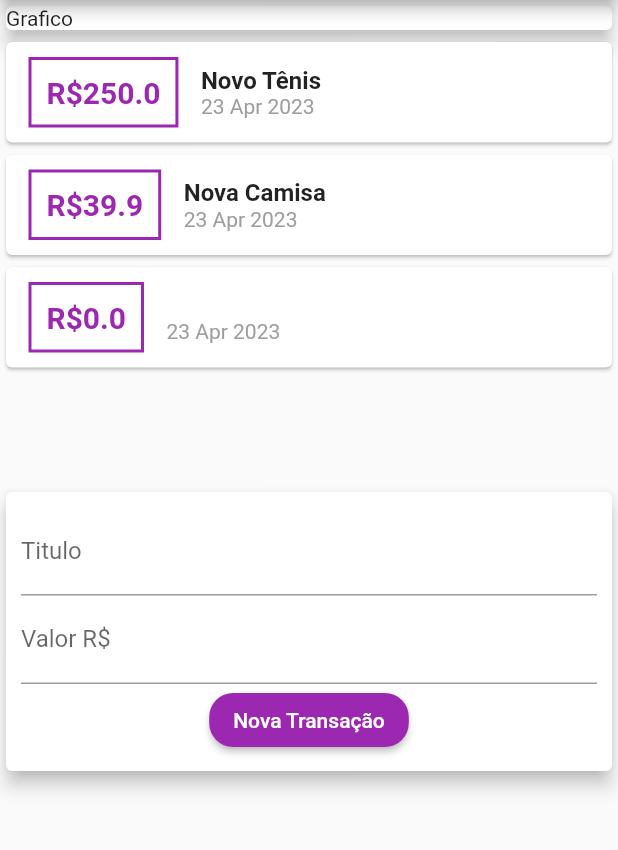
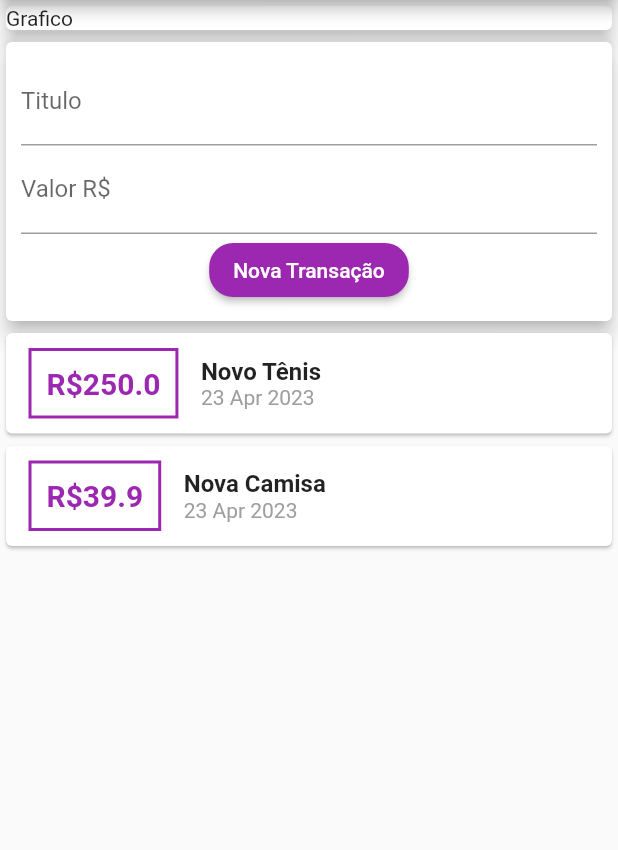
Before and after one commit to Marvingms7/projeto_despesas_pessoais, a Flutter app: the screen it shows after launch, after a tap on "Nova Transação", on a phone screen of 412 x 824 dp, the part 84-934 px from its top. Run offline on Flutter 3.47's test engine with Material 2 defaults, Android fonts, the phone set to English and light mode, and no system bars.

Commit message:
Colocando teclado numerico

```diff
--- a/lib/components/transaction_form.dart
+++ b/lib/components/transaction_form.dart
@@ -7,6 +7,17 @@ class TransactionForm extends StatelessWidget {
   final valueController = TextEditingController();
 
   final void Function(String, double) onSubmit;
+
+
+  _submitForm(){
+    final title = titleController.text;
+    final value = double.tryParse(valueController.text) ?? 0.0;
+
+    if(title.isEmpty || value <= 0){
+      return;
+    }
+    onSubmit(title, value);
+  }
 
   @override
   Widget build(BuildContext context) {
@@ -22,14 +33,11 @@ class TransactionForm extends StatelessWidget {
             ),
             TextField(
               controller: valueController,
+              keyboardType: const TextInputType.numberWithOptions(decimal: true),
               decoration: const InputDecoration(labelText: 'Valor R\$'),
             ),
             ElevatedButton(
-              onPressed: () {
-                final title = titleController.text;
-                final value = double.tryParse(valueController.text) ?? 0.0;
-                onSubmit(title, value);
-              },
+              onPressed: _submitForm,
               style: ButtonStyle(
                   backgroundColor: MaterialStateProperty.all(Colors.purple),
                   shape: MaterialStateProperty.all(RoundedRectangleBorder(
--- a/lib/components/transaction_user.dart
+++ b/lib/components/transaction_user.dart
@@ -45,8 +45,8 @@ class _TransactionUserState extends State<TransactionUser> {
   Widget build(BuildContext context) {
     return Column(
       children: [
+        TransactionForm(_addTransaction),
         TransactionList(_transactions),
-        TransactionForm(_addTransaction),
       ],
     );
   }
```
